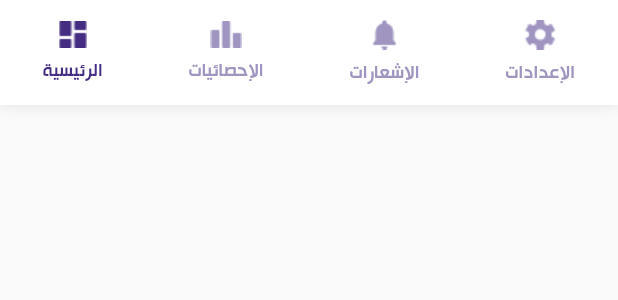
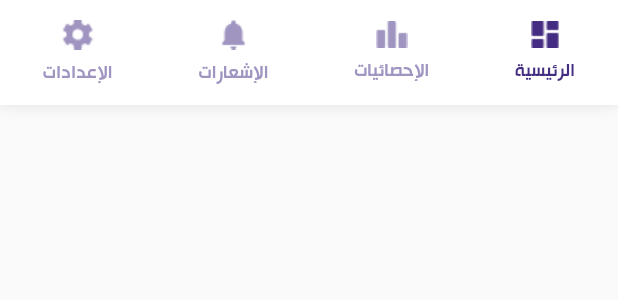
Before and after one commit to yaa9oub/Tanit, a Flutter app: the BottomNavBar widget shown alone on an empty page, opened directly, on a phone screen of 412 x 824 dp. Shown: the top 300 px of the screen. Run offline on Flutter 3.47's test engine with Material 2 defaults, Android fonts, the phone set to English and light mode, and no system bars; our stand-ins replace flutter_screenutil, get.

Commit message:
feat: fixed bottom navigation bar and mistakes

```diff
--- a/lib/widgets/bottomnavbar.dart
+++ b/lib/widgets/bottomnavbar.dart
@@ -43,6 +43,84 @@ class BottomNavBar extends StatelessWidget {
               mainAxisAlignment: MainAxisAlignment.center,
               children: [
                 Image.asset(
+                  Assets.settings,
+                  color: settingsActiveIcon != null
+                      ? AppColors.primaryColor
+                      : AppColors.secondaryColor,
+                ),
+                const SizedBox(
+                  height: 10,
+                ),
+                Visibility(
+                  visible: !simpledNavBar,
+                  child: Text(
+                    'الإعدادات',
+                    style: settingsActiveIcon != null
+                        ? AppTextStyle.primaryNavBarTextStyle
+                        : AppTextStyle.secondaryNavBarTextStyle,
+                  ),
+                ),
+              ],
+            ),
+          ),
+          InkWell(
+            onTap: () {},
+            child: Column(
+              mainAxisAlignment: MainAxisAlignment.center,
+              children: [
+                Image.asset(
+                  Assets.notifications,
+                  color: notificationActiveIcon != null
+                      ? AppColors.primaryColor
+                      : AppColors.secondaryColor,
+                ),
+                const SizedBox(
+                  height: 10,
+                ),
+                Visibility(
+                  visible: !simpledNavBar,
+                  child: Text(
+                    'الإشعارات',
+                    style: notificationActiveIcon != null
+                        ? AppTextStyle.primaryNavBarTextStyle
+                        : AppTextStyle.secondaryNavBarTextStyle,
+                  ),
+                ),
+              ],
+            ),
+          ),
+          InkWell(
+            onTap: () {},
+            child: Column(
+              mainAxisAlignment: MainAxisAlignment.center,
+              children: [
+                Image.asset(
+                  Assets.statistics,
+                  color: statisticsActiveIcon != null
+                      ? AppColors.primaryColor
+                      : AppColors.secondaryColor,
+                ),
+                const SizedBox(
+                  height: 10,
+                ),
+                Visibility(
+                  visible: !simpledNavBar,
+                  child: Text(
+                    'الإحصائيات',
+                    style: statisticsActiveIcon != null
+                        ? AppTextStyle.primaryNavBarTextStyle
+                        : AppTextStyle.secondaryNavBarTextStyle,
+                  ),
+                ),
+              ],
+            ),
+          ),
+          InkWell(
+            onTap: () {},
+            child: Column(
+              mainAxisAlignment: MainAxisAlignment.center,
+              children: [
+                Image.asset(
                   Assets.home,
                   color: mainPageActiveIcon != null
                       ? AppColors.primaryColor
@@ -63,75 +141,6 @@ class BottomNavBar extends StatelessWidget {
               ],
             ),
           ),
-          InkWell(
-            child: Column(
-              mainAxisAlignment: MainAxisAlignment.center,
-              children: [
-                Image.asset(
-                  Assets.statistics,
-                  color: statisticsActiveIcon != null
-                      ? AppColors.primaryColor
-                      : AppColors.secondaryColor,
-                ),
-                const SizedBox(
-                  height: 10,
-                ),
-                Visibility(
-                  visible: !simpledNavBar,
-                  child: const Text(
-                    'الإحصائيات',
-                    style: AppTextStyle.secondaryNavBarTextStyle,
-                  ),
-                ),
-              ],
-            ),
-          ),
-          InkWell(
-            child: Column(
-              mainAxisAlignment: MainAxisAlignment.center,
-              children: [
-                Image.asset(
-                  Assets.notifications,
-                  color: notificationActiveIcon != null
-                      ? AppColors.primaryColor
-                      : AppColors.secondaryColor,
-                ),
-                const SizedBox(
-                  height: 10,
-                ),
-                Visibility(
-                  visible: !simpledNavBar,
-                  child: const Text(
-                    'الإشعارات',
-                    style: AppTextStyle.secondaryNavBarTextStyle,
-                  ),
-                ),
-              ],
-            ),
-          ),
-          InkWell(
-            child: Column(
-              mainAxisAlignment: MainAxisAlignment.center,
-              children: [
-                Image.asset(
-                  Assets.settings,
-                  color: settingsActiveIcon != null
-                      ? AppColors.primaryColor
-                      : AppColors.secondaryColor,
-                ),
-                const SizedBox(
-                  height: 10,
-                ),
-                Visibility(
-                  visible: !simpledNavBar,
-                  child: const Text(
-                    'الإعدادات',
-                    style: AppTextStyle.secondaryNavBarTextStyle,
-                  ),
-                ),
-              ],
-            ),
-          ),
         ],
       ),
     );
--- a/lib/widgets/mainpagebuttons.dart
+++ b/lib/widgets/mainpagebuttons.dart
@@ -19,7 +19,7 @@ class MainPageButton extends StatelessWidget {
       onTap: onclick,
       child: Container(
         width: 343.w,
-        height: 116.h,
+        height: 116,
         decoration: BoxDecoration(
           borderRadius: BorderRadius.circular(12),
           color: AppColors.lightGreyColor,
@@ -32,7 +32,7 @@ class MainPageButton extends StatelessWidget {
             ),
             SizedBox(
               width: 149.w,
-              height: 108.h,
+              height: 108,
               child: Center(
                 child: Text(
                   title,
```
Also changed, not shown: lib/screens/home/home_page.dart (+4 -4 lines), lib/screens/mainpage/mainpage.dart (+11 -11 lines).
